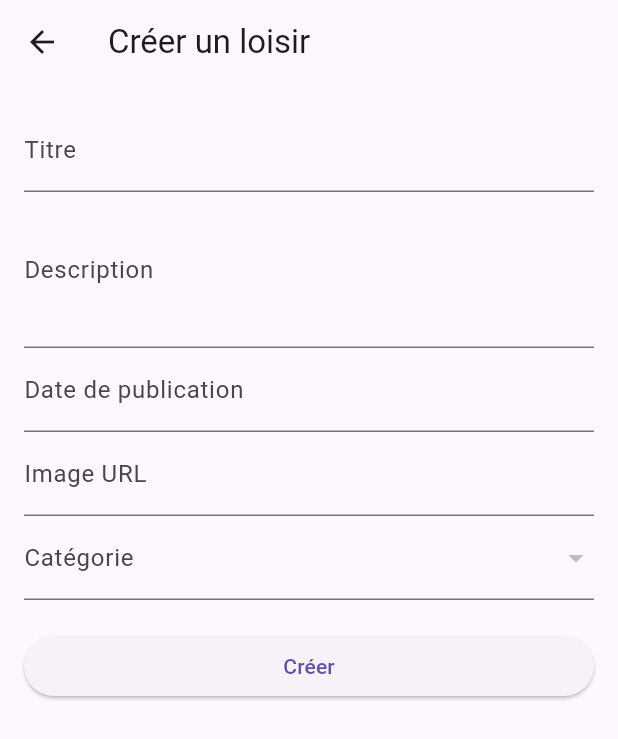
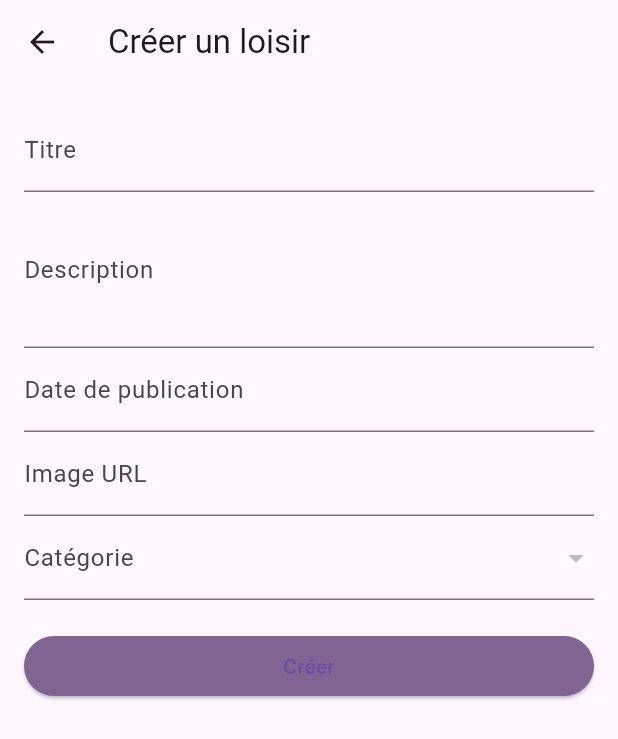
Before and after one commit to KiddMiguel/CultureVibe, a Flutter app: the CreateLoisirForm screen opened directly, on a phone screen of 412 x 824 dp. Shown: the top 739 px of the screen. Run offline on Flutter 3.47's test engine with Material 3 defaults, Android fonts, the phone set to English and light mode, and no system bars; network calls fail.

Commit message:
Create loisir

```diff
--- a/app/lib/components/create_loisir_form.dart
+++ b/app/lib/components/create_loisir_form.dart
@@ -149,6 +149,10 @@ class _CreateLoisirFormState extends State<CreateLoisirForm> {
               ElevatedButton(
                 onPressed: _submitForm,
                 child: const Text('Créer'),
+                style: ElevatedButton.styleFrom(
+                  backgroundColor: Color(
+                      0xFF806491), // Add your desired background color here
+                ),
               ),
             ],
           ),
```
